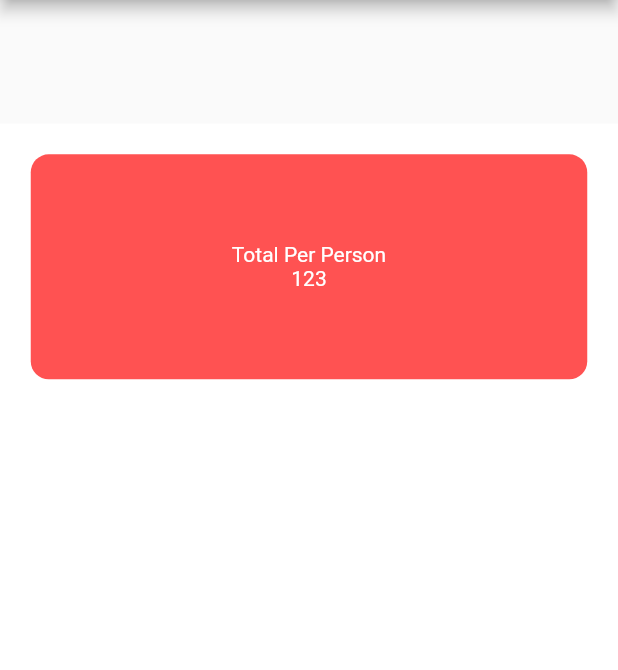
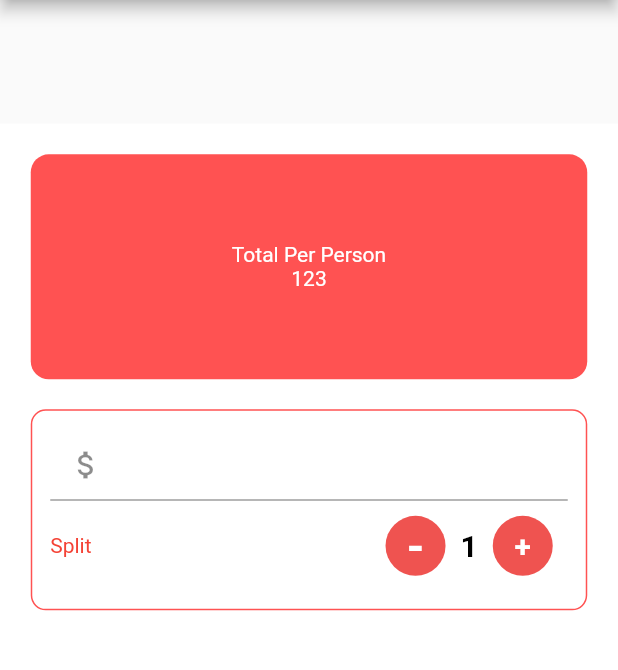
Before and after one commit to mdsayeed6220/TipCalculator, a Flutter app: the screen it shows after launch, on a phone screen of 412 x 824 dp, the part 84-754 px from its top. Run offline on Flutter 3.47's test engine with Material 2 defaults, Android fonts, the phone set to English and light mode, and no system bars.

Commit message:
Added Input Field and Split Component

```diff
--- a/lib/main.dart
+++ b/lib/main.dart
@@ -59,7 +59,103 @@ class _BillState extends State<Bill> {
                     )
                   ],
                 ),
-              ))
+              )),
+          Container(
+            margin: EdgeInsets.only(top: 20.0),
+            padding: EdgeInsets.all(12.0),
+            decoration: BoxDecoration(
+                border: Border.all(
+                    color: Colors.redAccent, style: BorderStyle.solid),
+                borderRadius: BorderRadius.circular((10.0))),
+            child: Column(
+              children: [
+                TextField(
+                  keyboardType: TextInputType.numberWithOptions(decimal: true),
+                  style: TextStyle(color: Colors.red),
+                  decoration: InputDecoration(
+                      prefixText: "Bill Amount: ",
+                      prefixIcon: Icon(Icons.attach_money)),
+                  onChanged: (String value) {
+                    try {
+                      _billAmount = double.parse(value);
+                    } catch (e) {
+                      _billAmount = 0.0;
+                    }
+                  },
+                ),
+                Row(
+                  mainAxisAlignment: MainAxisAlignment.spaceBetween,
+                  children: [
+                    Text(
+                      "Split",
+                      style: TextStyle(color: Colors.red),
+                    ),
+                    Row(
+                      children: [
+                        InkWell(
+                          onTap: () {
+                            setState(() {
+                              if (_personCounter > 1) {
+                                _personCounter--;
+                              } else {
+                                // do nothing
+                              }
+                            });
+                          },
+                          child: Container(
+                              width: 40.0,
+                              height: 40.0,
+                              margin: EdgeInsets.all(10.0),
+                              decoration: BoxDecoration(
+                                  borderRadius: BorderRadius.circular(20.0),
+                                  color: Colors.red.shade400),
+                              child: Center(
+                                child: Text(
+                                  "-",
+                                  style: TextStyle(
+                                      color: Colors.white,
+                                      fontWeight: FontWeight.bold,
+                                      fontSize: 30.0),
+                                ),
+                              )),
+                        ),
+                        Text(
+                          "$_personCounter",
+                          style: TextStyle(
+                              color: Colors.black,
+                              fontWeight: FontWeight.bold,
+                              fontSize: 20.0),
+                        ),
+                        InkWell(
+                          onTap: () {
+                            setState(() {
+                              _personCounter++;
+                            });
+                          },
+                          child: Container(
+                              width: 40.0,
+                              height: 40.0,
+                              margin: EdgeInsets.all(10.0),
+                              decoration: BoxDecoration(
+                                  color: Colors.red.shade400,
+                                  borderRadius: BorderRadius.circular(20.0)),
+                              child: Center(
+                                child: Text(
+                                  "+",
+                                  style: TextStyle(
+                                      color: Colors.white,
+                                      fontWeight: FontWeight.bold,
+                                      fontSize: 20.0),
+                                ),
+                              )),
+                        ),
+                      ],
+                    )
+                  ],
+                )
+              ],
+            ),
+          )
         ],
       ),
     );
```
